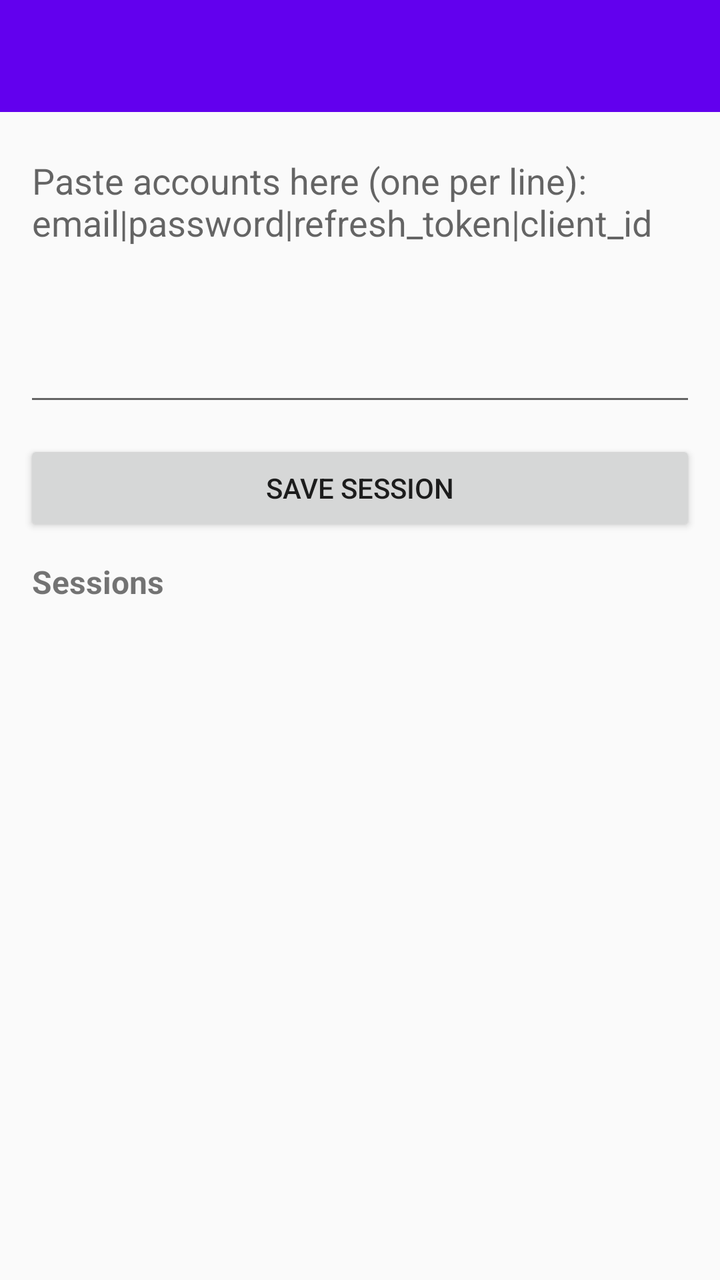
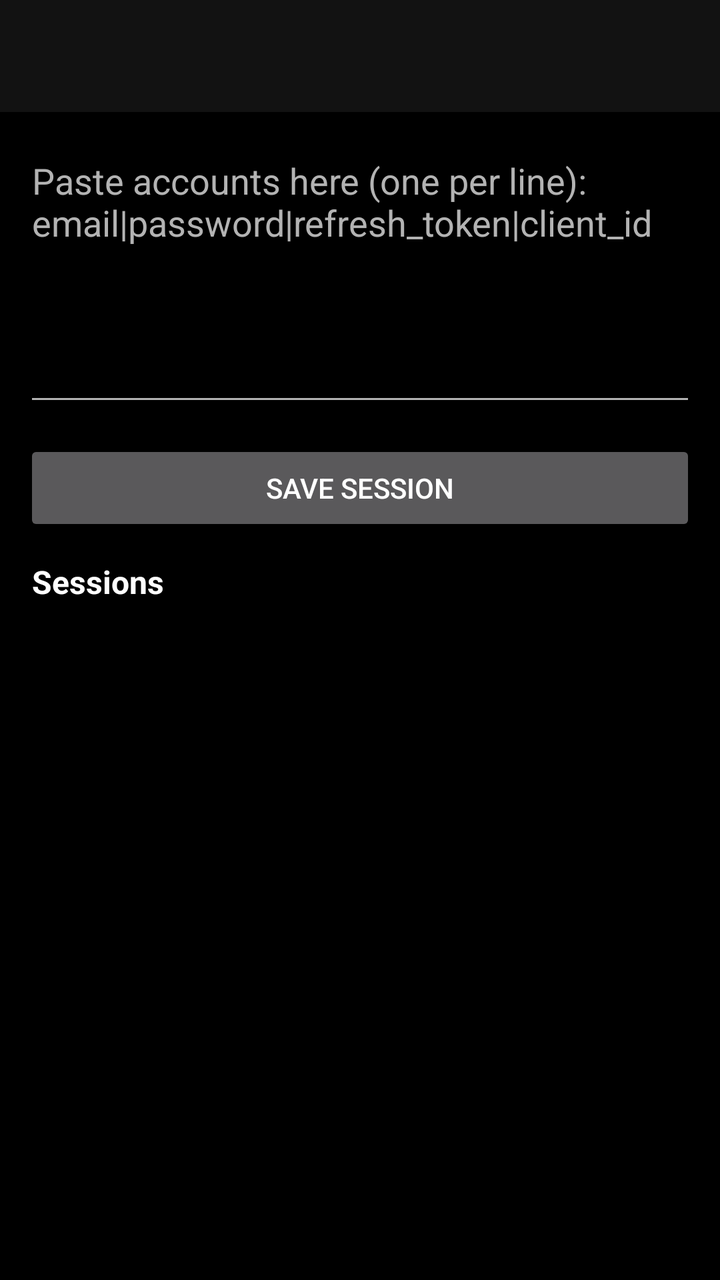

The first picture is an Android layout as it rendered before a commit; the second is the same layout after the commit. The layout source and the unified diff follow.
<!-- AndroidManifest.xml: application theme Theme.OutlookOtpFetcher -->
<!-- res/layout/activity_main.xml -->
<?xml version="1.0" encoding="utf-8"?>
<LinearLayout xmlns:android="http://schemas.android.com/apk/res/android"
    xmlns:app="http://schemas.android.com/apk/res-auto"
    android:layout_width="match_parent"
    android:layout_height="match_parent"
    android:orientation="vertical">

    <androidx.appcompat.widget.Toolbar
        android:id="@+id/toolbar"
        android:layout_width="match_parent"
        android:layout_height="?attr/actionBarSize"
        android:background="?attr/colorPrimary"
        app:popupTheme="@style/ThemeOverlay.AppCompat.Light" />

    <EditText
        android:id="@+id/etPaste"
        android:layout_width="match_parent"
        android:layout_height="140dp"
        android:layout_margin="12dp"
        android:gravity="top|start"
        android:hint="Paste accounts here (one per line):&#10;email|password|refresh_token|client_id"
        android:inputType="textMultiLine"
        android:minLines="4"
        android:scrollbars="vertical" />

    <Button
        android:id="@+id/btnSave"
        android:layout_width="match_parent"
        android:layout_height="wrap_content"
        android:layout_marginStart="12dp"
        android:layout_marginEnd="12dp"
        android:text="Save Session" />

    <TextView
        android:layout_width="match_parent"
        android:layout_height="wrap_content"
        android:layout_marginStart="16dp"
        android:layout_marginTop="12dp"
        android:text="Sessions"
        android:textSize="16sp"
        android:textStyle="bold" />

    <androidx.recyclerview.widget.RecyclerView
        android:id="@+id/rvSessions"
        android:layout_width="match_parent"
        android:layout_height="0dp"
        android:layout_marginTop="4dp"
        android:layout_weight="1" />

</LinearLayout>
<!-- resources referenced by this layout -->
<resources>
  <style name="Theme.OutlookOtpFetcher" parent="Theme.AppCompat.Light.NoActionBar">
          <item name="colorPrimary">@color/purple_500</item>
      </style>
  <color name="purple_500">#6200EE</color>
</resources>

<!-- the commit's change to res/layout/activity_main.xml (unified diff, before → after) -->
@@ -3,13 +3,14 @@
     xmlns:app="http://schemas.android.com/apk/res-auto"
     android:layout_width="match_parent"
     android:layout_height="match_parent"
+    android:background="@color/background"
     android:orientation="vertical">
 
     <androidx.appcompat.widget.Toolbar
         android:id="@+id/toolbar"
         android:layout_width="match_parent"
         android:layout_height="?attr/actionBarSize"
-        android:background="?attr/colorPrimary"
+        android:background="@color/surface"
         app:popupTheme="@style/ThemeOverlay.AppCompat.Light" />
 
     <EditText
@@ -21,7 +22,9 @@
         android:hint="Paste accounts here (one per line):&#10;email|password|refresh_token|client_id"
         android:inputType="textMultiLine"
         android:minLines="4"
-        android:scrollbars="vertical" />
+        android:scrollbars="vertical"
+        android:textColor="@color/text_primary"
+        android:textColorHint="@color/text_secondary" />
 
     <Button
         android:id="@+id/btnSave"
@@ -37,6 +40,7 @@
         android:layout_marginStart="16dp"
         android:layout_marginTop="12dp"
         android:text="Sessions"
+        android:textColor="@color/text_primary"
         android:textSize="16sp"
         android:textStyle="bold" />
 
<!-- resource entries referenced after the edit -->
@@ -1,7 +1,15 @@
 <!-- resources referenced by this layout -->
 <resources>
-  <style name="Theme.OutlookOtpFetcher" parent="Theme.AppCompat.Light.NoActionBar">
-          <item name="colorPrimary">@color/purple_500</item>
+  <color name="background">#000000</color>
+  <color name="surface">#121212</color>
+  <color name="text_primary">#FFFFFF</color>
+  <color name="text_secondary">#B3B3B3</color>
+  <style name="Theme.OutlookOtpFetcher" parent="Theme.AppCompat.NoActionBar">
+          <item name="colorPrimary">@color/surface</item>
+          <item name="colorAccent">@color/purple_500</item>
+          <item name="android:windowBackground">@color/background</item>
+          <item name="android:statusBarColor">@color/background</item>
+          <item name="android:navigationBarColor">@color/background</item>
       </style>
   <color name="purple_500">#6200EE</color>
 </resources>
